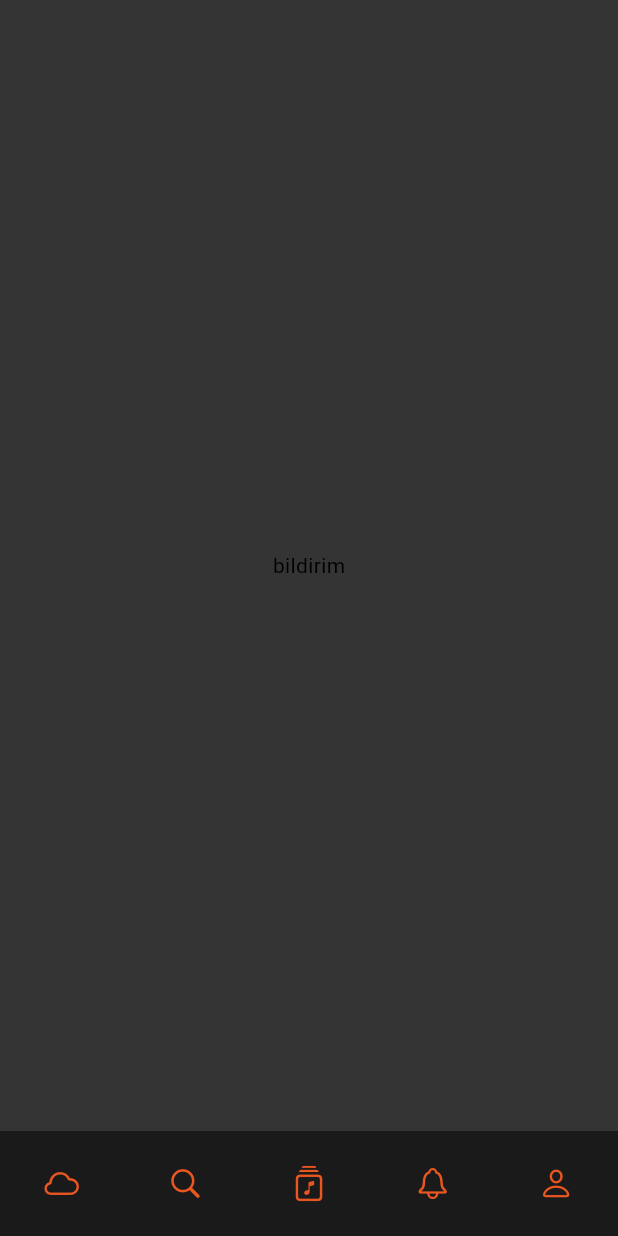
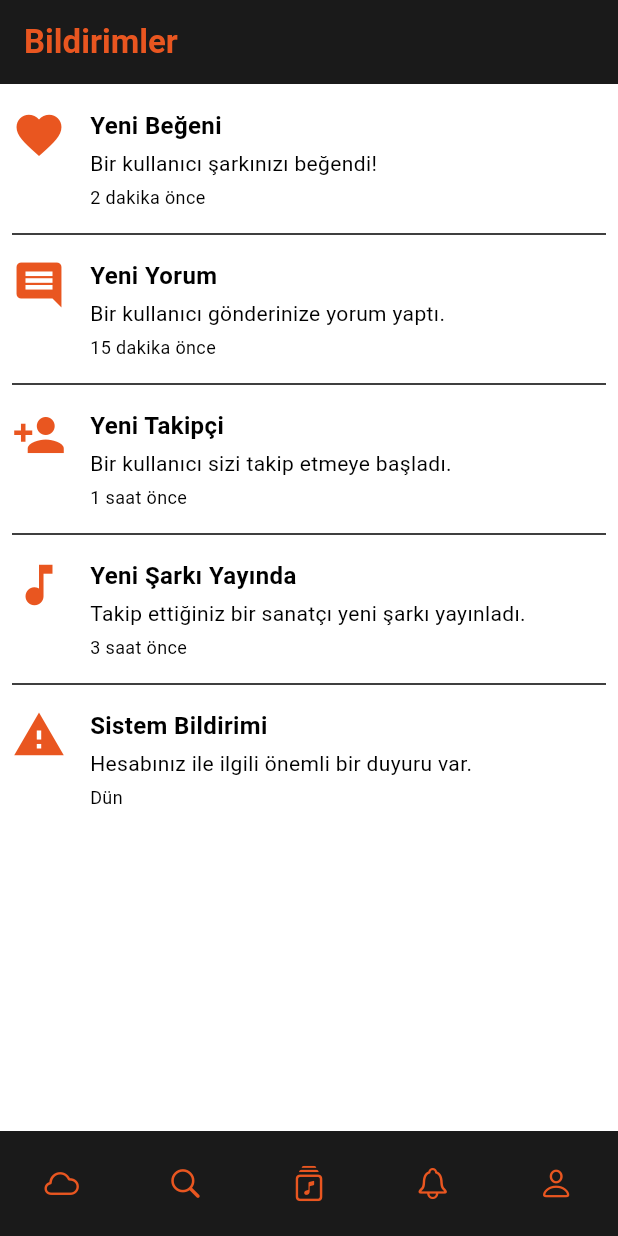
Before and after one commit to batuhanyeniocak/Flutter-Noisekloud, a Flutter app: the NotificationScreen screen opened by its route, on a phone screen of 412 x 824 dp. Run offline on Flutter 3.47's test engine with Material 3 defaults, Android fonts, the phone set to English and light mode, and no system bars; our stand-ins replace go_router, google_fonts, lottie; missing offline and left inert: dotlottie_loader.

Commit message:
notification sayfasi eklendi + home screende kucuk degisiklikler yapildi (kalpler eklendi)

```diff
--- a/lib/screens/home_screen.dart
+++ b/lib/screens/home_screen.dart
@@ -102,6 +102,15 @@ class HomeScreen extends StatelessWidget {
                   width: 60,
                   height: 60,
                   child: IconButton(
+                    icon: const Icon(Icons.favorite),
+                    color: colorScheme.onSurface,
+                    onPressed: () {},
+                  ),
+                ),
+                SizedBox(
+                  width: 60,
+                  height: 60,
+                  child: IconButton(
                     icon: const Icon(Icons.more_vert),
                     color: colorScheme.onSurface,
                     onPressed: () {},
@@ -160,6 +169,15 @@ class HomeScreen extends StatelessWidget {
                   ),
                 ),
                 const SizedBox(width: 16),
+                SizedBox(
+                  width: 60,
+                  height: 60,
+                  child: IconButton(
+                    icon: const Icon(Icons.favorite),
+                    color: colorScheme.onSurface,
+                    onPressed: () {},
+                  ),
+                ),
                 SizedBox(
                   width: 60,
                   height: 60,
@@ -226,6 +244,15 @@ class HomeScreen extends StatelessWidget {
                   width: 60,
                   height: 60,
                   child: IconButton(
+                    icon: const Icon(Icons.favorite),
+                    color: colorScheme.onSurface,
+                    onPressed: () {},
+                  ),
+                ),
+                SizedBox(
+                  width: 60,
+                  height: 60,
+                  child: IconButton(
                     icon: const Icon(Icons.more_vert),
                     color: colorScheme.onSurface,
                     onPressed: () {},
@@ -284,6 +311,15 @@ class HomeScreen extends StatelessWidget {
                   ),
                 ),
                 const SizedBox(width: 16),
+                SizedBox(
+                  width: 60,
+                  height: 60,
+                  child: IconButton(
+                    icon: const Icon(Icons.favorite),
+                    color: colorScheme.onSurface,
+                    onPressed: () {},
+                  ),
+                ),
                 SizedBox(
                   width: 60,
                   height: 60,
@@ -350,6 +386,15 @@ class HomeScreen extends StatelessWidget {
                   width: 60,
                   height: 60,
                   child: IconButton(
+                    icon: const Icon(Icons.favorite),
+                    color: colorScheme.onSurface,
+                    onPressed: () {},
+                  ),
+                ),
+                SizedBox(
+                  width: 60,
+                  height: 60,
+                  child: IconButton(
                     icon: const Icon(Icons.more_vert),
                     color: colorScheme.onSurface,
                     onPressed: () {},
--- a/lib/screens/library_screen.dart
+++ b/lib/screens/library_screen.dart
@@ -17,7 +17,7 @@ class LibraryScreen extends StatelessWidget {
           color: colorScheme.onPrimary,
         ),
         title: Text(
-          'Müzik Kütüphanesi',
+          'Kütüphane',
           style: TextStyle(
             color: colorScheme.primary,
             fontWeight: FontWeight.bold,
--- a/lib/screens/notification_screen.dart
+++ b/lib/screens/notification_screen.dart
@@ -1,6 +1,6 @@
 import 'package:flutter/material.dart';
-
-import '../core/constants.dart';
+import 'package:flutter_app/core/routes.dart';
+import 'package:go_router/go_router.dart';
 import '../widgets/bottom_menu.dart';
 
 class NotificationScreen extends StatelessWidget {
@@ -8,12 +8,119 @@ class NotificationScreen extends StatelessWidget {
 
   @override
   Widget build(BuildContext context) {
-    return const Scaffold(
-      backgroundColor: arkaPlanRenk,
-      body: Center(
-        child: Text("bildirim"),
+    final theme = Theme.of(context);
+    final colorScheme = theme.colorScheme;
+
+    return Scaffold(
+      backgroundColor: colorScheme.surface,
+      appBar: AppBar(
+        backgroundColor: colorScheme.secondary,
+        iconTheme: IconThemeData(
+          color: colorScheme.onPrimary,
+        ),
+        title: Text(
+          'Bildirimler',
+          style: TextStyle(
+            color: colorScheme.primary,
+            fontWeight: FontWeight.bold,
+          ),
+        ),
       ),
-      bottomNavigationBar: BottomMenu(),
+      body: ListView(
+        padding: const EdgeInsets.all(8.0),
+        children: [
+          _buildNotificationItem(
+            colorScheme,
+            icon: Icons.favorite,
+            title: 'Yeni Beğeni',
+            description: 'Bir kullanıcı şarkınızı beğendi!',
+            time: '2 dakika önce',
+          ),
+          const Divider(),
+          _buildNotificationItem(
+            colorScheme,
+            icon: Icons.comment,
+            title: 'Yeni Yorum',
+            description: 'Bir kullanıcı gönderinize yorum yaptı.',
+            time: '15 dakika önce',
+          ),
+          const Divider(),
+          _buildNotificationItem(
+            colorScheme,
+            icon: Icons.person_add,
+            title: 'Yeni Takipçi',
+            description: 'Bir kullanıcı sizi takip etmeye başladı.',
+            time: '1 saat önce',
+          ),
+          const Divider(),
+          _buildNotificationItem(
+            colorScheme,
+            icon: Icons.music_note,
+            title: 'Yeni Şarkı Yayında',
+            description: 'Takip ettiğiniz bir sanatçı yeni şarkı yayınladı.',
+            time: '3 saat önce',
+          ),
+          const Divider(),
+          _buildNotificationItem(
+            colorScheme,
+            icon: Icons.warning,
+            title: 'Sistem Bildirimi',
+            description: 'Hesabınız ile ilgili önemli bir duyuru var.',
+            time: 'Dün',
+          ),
+        ],
+      ),
+      bottomNavigationBar: const BottomMenu(),
+    );
+  }
+
+  Widget _buildNotificationItem(
+    ColorScheme colorScheme, {
+    required IconData icon,
+    required String title,
+    required String description,
+    required String time,
+  }) {
+    return Padding(
+      padding: const EdgeInsets.symmetric(vertical: 8.0),
+      child: Row(
+        crossAxisAlignment: CrossAxisAlignment.start,
+        children: [
+          Icon(icon, color: colorScheme.primary, size: 36),
+          const SizedBox(width: 16),
+          Expanded(
+            child: Column(
+              crossAxisAlignment: CrossAxisAlignment.start,
+              children: [
+                Text(
+                  title,
+                  style: TextStyle(
+                    fontSize: 16,
+                    color: colorScheme.onSurface,
+                    fontWeight: FontWeight.bold,
+                  ),
+                ),
+                const SizedBox(height: 4),
+                Text(
+                  description,
+                  style: TextStyle(
+                    fontSize: 14,
+                    color: colorScheme.onSurfaceVariant,
+                  ),
+                ),
+                const SizedBox(height: 4),
+                Text(
+                  time,
+                  style: TextStyle(
+                    fontSize: 12,
+                    color: colorScheme.onSurfaceVariant,
+                  ),
+                ),
+              ],
+            ),
+          ),
+        ],
+      ),
     );
   }
 }
```
